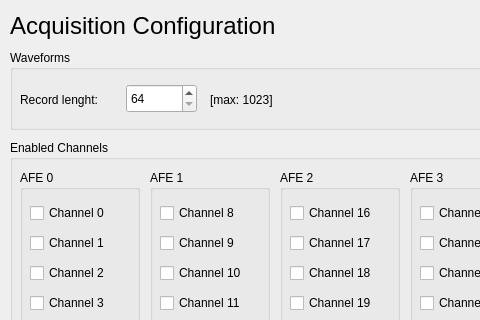
Qt form dialogacquisitionconfiguration.ui (ecristal/daphne_gui) before a commit; both pictures show x 0 to 480 and y 0 to 320 of the 682 by 556 pixel window.
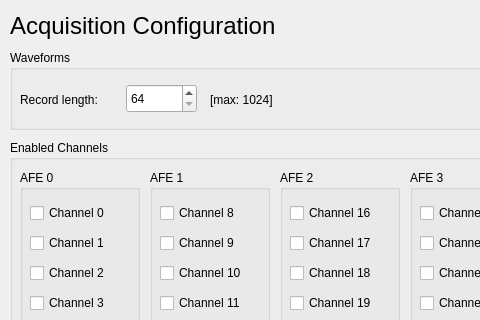
The same form after that commit.

What changed in the file:
```diff
--- a/dialogacquisitionconfiguration.ui
+++ b/dialogacquisitionconfiguration.ui
@@ -69,7 +69,7 @@
      </rect>
     </property>
     <property name="text">
-     <string>Record lenght:</string>
+     <string>Record length:</string>
     </property>
    </widget>
    <widget class="QSpinBox" name="spinBoxRecordLenght">
@@ -98,7 +98,7 @@
      </rect>
     </property>
     <property name="text">
-     <string>[max: 1023]</string>
+     <string>[max: 1024]</string>
     </property>
    </widget>
   </widget>
```
Left out of the diff: 20 changed lines with no effect on the pictures.
